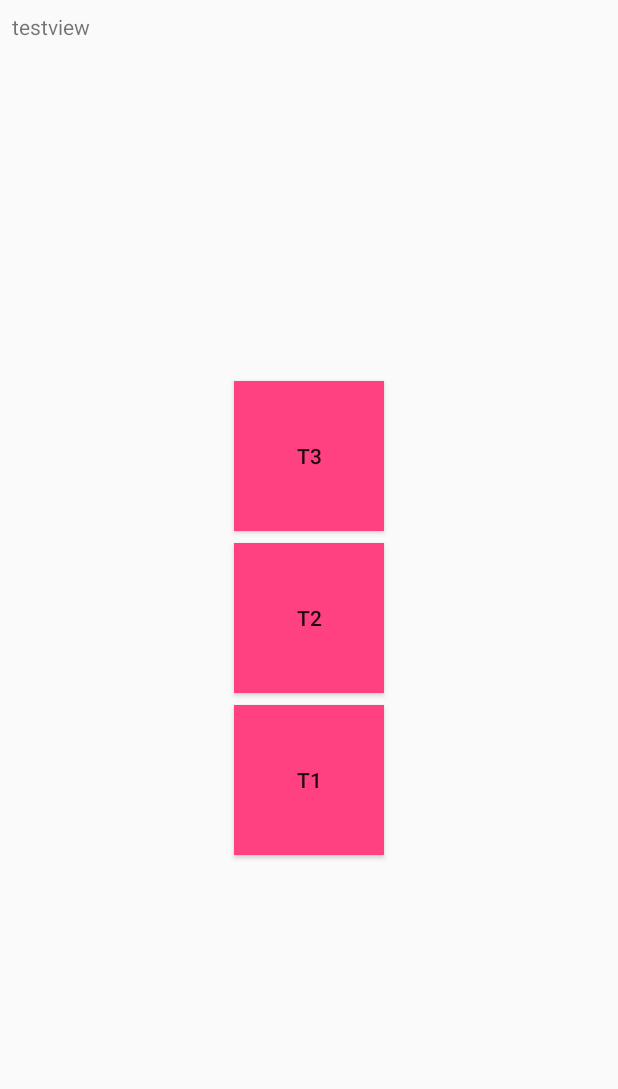
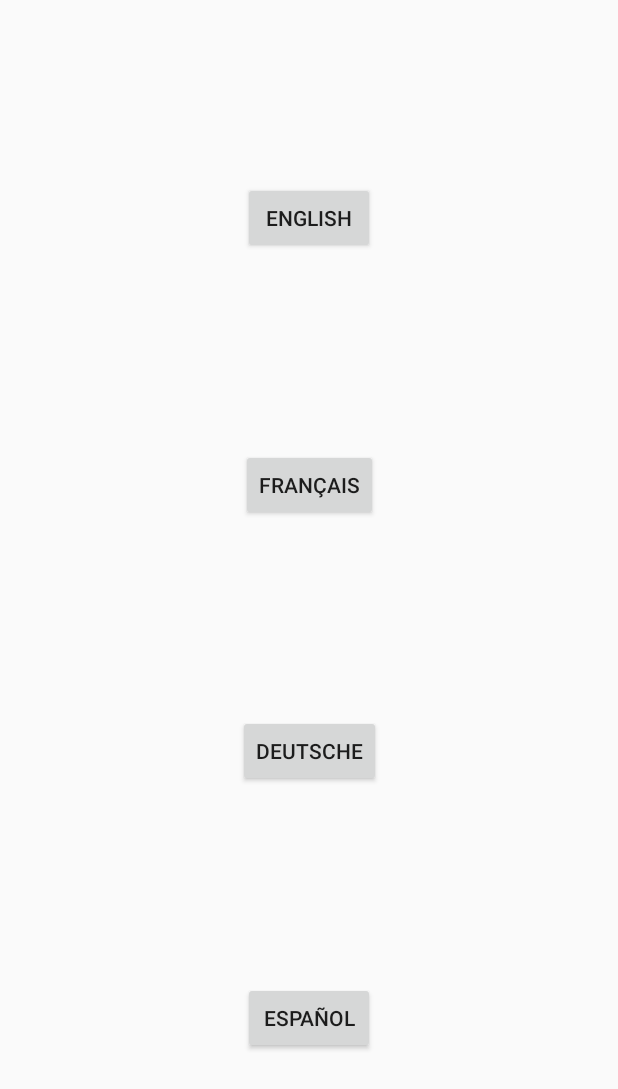
Before and after one commit to ngraham20/SurviveAnyplace, an Android app: the layout activity_language_select.xml on its own in the app's theme, with its tools: preview values and no code run, on a phone screen of 412 x 824 dp. Shown: the top 1089 px of the screen. Run offline under Robolectric (Android 15) with nearby library versions, the phone set to English and light mode, and no system bars.

Commit message:
Set up Preferences to Pass on Native Language

```diff
--- a/application/app/src/main/AndroidManifest.xml
+++ b/application/app/src/main/AndroidManifest.xml
@@ -16,7 +16,7 @@
                 <category android:name="android.intent.category.LAUNCHER" />
             </intent-filter>
         </activity>
-        <activity android:name=".SelectLaguage" />
+        <activity android:name=".SelectLanguage" />
         <activity
             android:name=".scrolly"
             android:label="@string/title_activity_scrolly"
--- a/application/app/src/main/java/surviveanpylace/com/surviveanyplace/MainActivity.java
+++ b/application/app/src/main/java/surviveanpylace/com/surviveanyplace/MainActivity.java
@@ -6,11 +6,14 @@ import android.os.Bundle;
 
 public class MainActivity extends AppCompatActivity {
 
+    public static final String PREFS_NAME = "preferences";
+
     @Override
     protected void onCreate(Bundle savedInstanceState) {
         super.onCreate(savedInstanceState);
         setContentView(R.layout.activity_main);
 
-        startActivity(new Intent(getBaseContext(), SelectTier.class));
+        startActivity(new Intent(getBaseContext(), SelectLanguage.class));
     }
+
 }
--- a/application/app/src/main/res/layout/activity_language_select.xml
+++ b/application/app/src/main/res/layout/activity_language_select.xml
@@ -4,59 +4,62 @@
     xmlns:tools="http://schemas.android.com/tools"
     android:layout_width="match_parent"
     android:layout_height="match_parent"
-    tools:context="surviveanpylace.com.surviveanyplace.SelectLaguage">
+    tools:context="surviveanpylace.com.surviveanyplace.SelectLanguage">
 
     <Button
-        android:id="@+id/button1"
-        android:layout_width="100dp"
-        android:layout_height="100dp"
-        android:layout_marginBottom="8dp"
-        android:layout_marginStart="8dp"
-        android:background="@color/colorAccent"
-        android:text="@string/tier_three"
-        app:layout_constraintBottom_toTopOf="@+id/button2"
-        app:layout_constraintEnd_toEndOf="@+id/button2"
-        app:layout_constraintHorizontal_bias="1.0"
-        app:layout_constraintStart_toStartOf="@+id/button2" />
-
-    <Button
-        android:id="@+id/button2"
-        android:layout_width="100dp"
-        android:layout_height="100dp"
+        android:id="@+id/buttonEn"
+        android:layout_width="wrap_content"
+        android:layout_height="wrap_content"
         android:layout_marginBottom="8dp"
         android:layout_marginEnd="8dp"
         android:layout_marginStart="8dp"
         android:layout_marginTop="8dp"
-        android:background="@color/colorAccent"
-        android:text="@string/tier_two"
-        app:layout_constraintBottom_toBottomOf="parent"
+        android:text="English"
+        app:layout_constraintBottom_toTopOf="@+id/buttonFr"
         app:layout_constraintEnd_toEndOf="parent"
         app:layout_constraintStart_toStartOf="parent"
         app:layout_constraintTop_toTopOf="parent" />
 
     <Button
-        android:id="@+id/button3"
-        android:layout_width="100dp"
-        android:layout_height="100dp"
-        android:layout_marginStart="8dp"
-        android:layout_marginTop="8dp"
-        android:background="@color/colorAccent"
-        android:text="@string/tier_one"
-        app:layout_constraintEnd_toEndOf="@+id/button2"
-        app:layout_constraintHorizontal_bias="1.0"
-        app:layout_constraintStart_toStartOf="@+id/button2"
-        app:layout_constraintTop_toBottomOf="@+id/button2" />
-
-    <TextView
-        android:id="@+id/textView_test"
-        android:layout_width="0dp"
+        android:id="@+id/buttonFr"
+        android:layout_width="wrap_content"
         android:layout_height="wrap_content"
+        android:layout_marginBottom="8dp"
         android:layout_marginEnd="8dp"
         android:layout_marginStart="8dp"
         android:layout_marginTop="8dp"
-        android:text="testview"
+        android:text="Français"
+        app:layout_constraintBottom_toTopOf="@+id/buttonDu"
         app:layout_constraintEnd_toEndOf="parent"
         app:layout_constraintStart_toStartOf="parent"
-        app:layout_constraintTop_toTopOf="parent" />
+        app:layout_constraintTop_toBottomOf="@+id/buttonEn" />
+
+    <Button
+        android:id="@+id/buttonDu"
+        android:layout_width="wrap_content"
+        android:layout_height="wrap_content"
+        android:layout_marginBottom="8dp"
+        android:layout_marginEnd="8dp"
+        android:layout_marginStart="8dp"
+        android:layout_marginTop="8dp"
+        android:text="Deutsche"
+        app:layout_constraintBottom_toTopOf="@+id/buttonEs"
+        app:layout_constraintEnd_toEndOf="parent"
+        app:layout_constraintStart_toStartOf="parent"
+        app:layout_constraintTop_toBottomOf="@+id/buttonFr" />
+
+    <Button
+        android:id="@+id/buttonEs"
+        android:layout_width="wrap_content"
+        android:layout_height="wrap_content"
+        android:layout_marginBottom="8dp"
+        android:layout_marginEnd="8dp"
+        android:layout_marginStart="8dp"
+        android:layout_marginTop="8dp"
+        android:text="Español"
+        app:layout_constraintBottom_toBottomOf="parent"
+        app:layout_constraintEnd_toEndOf="parent"
+        app:layout_constraintStart_toStartOf="parent"
+        app:layout_constraintTop_toBottomOf="@+id/buttonDu" />
 
 </android.support.constraint.ConstraintLayout>
```
Also changed, not shown: application/app/src/main/java/surviveanpylace/com/surviveanyplace/DatabaseHandler.java (+13 -13 lines), application/app/src/main/java/surviveanpylace/com/surviveanyplace/SelectLaguage.java (deleted, +0 -44 lines), application/app/src/main/java/surviveanpylace/com/surviveanyplace/SelectLanguage.java (added, +90 -0 lines), application/app/src/main/java/surviveanpylace/com/surviveanyplace/scrolly.java (+7 -1 lines).
